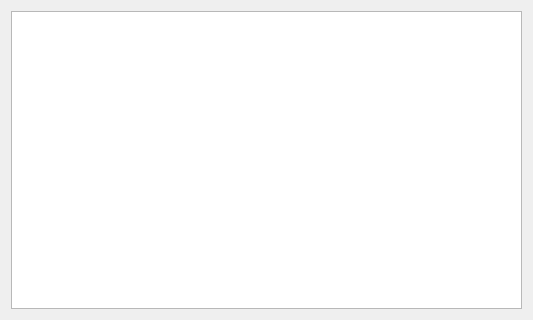
The window that redirect/mainwindow.ui (1143910315/qt-cpp-source) describes before a commit, drawn with Qt 5.
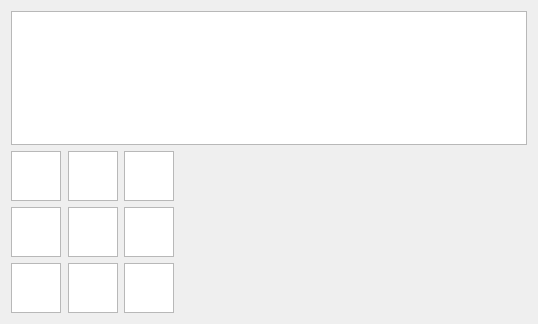
The same window after the commit.

Commit message: 生成9个随机颜色的块

The edit to the form file:
```diff
--- a/redirect/mainwindow.ui
+++ b/redirect/mainwindow.ui
@@ -6,8 +6,8 @@
    <rect>
     <x>0</x>
     <y>0</y>
-    <width>533</width>
-    <height>320</height>
+    <width>538</width>
+    <height>324</height>
    </rect>
   </property>
   <property name="acceptDrops">
@@ -17,7 +17,7 @@
    <string>MainWindow</string>
   </property>
   <widget class="QWidget" name="centralWidget">
-   <layout class="QVBoxLayout" name="verticalLayout">
+   <layout class="QVBoxLayout" name="verticalLayout" stretch="1,1">
     <item>
      <widget class="QTextEdit" name="textEdit">
       <property name="acceptDrops">
@@ -25,6 +25,246 @@
       </property>
      </widget>
     </item>
+    <item>
+     <layout class="QHBoxLayout" name="horizontalLayout" stretch="0,1">
+      <item>
+       <layout class="QGridLayout" name="gridLayout" rowstretch="1,1,1" columnstretch="1,1,1,0,0,0" rowminimumheight="1,1,1" columnminimumwidth="1,1,1,0,0,0">
+        <property name="sizeConstraint">
+         <enum>QLayout::SetDefaultConstraint</enum>
+        </property>
+        <item row="2" column="0">
+         <widget class="QGraphicsView" name="graphicsView">
+          <property name="minimumSize">
+           <size>
+            <width>50</width>
+            <height>50</height>
+           </size>
+          </property>
+          <property name="maximumSize">
+           <size>
+            <width>50</width>
+            <height>50</height>
+           </size>
+          </property>
+          <property name="acceptDrops">
+           <bool>false</bool>
+          </property>
+          <property name="backgroundBrush">
+           <brush brushstyle="SolidPattern">
+            <color alpha="255">
+             <red>0</red>
+             <green>0</green>
+             <blue>0</blue>
+            </color>
+           </brush>
+          </property>
+         </widget>
+        </item>
+        <item row="1" column="0">
+         <widget class="QGraphicsView" name="graphicsView_4">
+          <property name="minimumSize">
+           <size>
+            <width>50</width>
+            <height>50</height>
+           </size>
+          </property>
+          <property name="maximumSize">
+           <size>
+            <width>50</width>
+            <height>50</height>
+           </size>
+          </property>
+          <property name="acceptDrops">
+           <bool>false</bool>
+          </property>
+          <property name="backgroundBrush">
+           <brush brushstyle="SolidPattern">
+            <color alpha="255">
+             <red>255</red>
+             <green>0</green>
+             <blue>0</blue>
+            </color>
+           </brush>
+          </property>
+         </widget>
+        </item>
+        <item row="2" column="2">
+         <widget class="QGraphicsView" name="graphicsView_2">
+          <property name="minimumSize">
+           <size>
+            <width>50</width>
+            <height>50</height>
+           </size>
+          </property>
+          <property name="maximumSize">
+           <size>
+            <width>50</width>
+            <height>50</height>
+           </size>
+          </property>
+          <property name="acceptDrops">
+           <bool>false</bool>
+          </property>
+          <property name="backgroundBrush">
+           <brush brushstyle="SolidPattern">
+            <color alpha="146">
+             <red>255</red>
+             <green>0</green>
+             <blue>0</blue>
+            </color>
+           </brush>
+          </property>
+          <property name="foregroundBrush">
+           <brush brushstyle="SolidPattern">
+            <color alpha="172">
+             <red>64</red>
+             <green>0</green>
+             <blue>0</blue>
+            </color>
+           </brush>
+          </property>
+         </widget>
+        </item>
+        <item row="2" column="4">
+         <widget class="QGraphicsView" name="graphicsView_3">
+          <property name="minimumSize">
+           <size>
+            <width>50</width>
+            <height>50</height>
+           </size>
+          </property>
+          <property name="maximumSize">
+           <size>
+            <width>50</width>
+            <height>50</height>
+           </size>
+          </property>
+          <property name="acceptDrops">
+           <bool>false</bool>
+          </property>
+         </widget>
+        </item>
+        <item row="0" column="2">
+         <widget class="QGraphicsView" name="graphicsView_8">
+          <property name="minimumSize">
+           <size>
+            <width>50</width>
+            <height>50</height>
+           </size>
+          </property>
+          <property name="maximumSize">
+           <size>
+            <width>50</width>
+            <height>50</height>
+           </size>
+          </property>
+          <property name="acceptDrops">
+           <bool>false</bool>
+          </property>
+         </widget>
+        </item>
+        <item row="0" column="4">
+         <widget class="QGraphicsView" name="graphicsView_9">
+          <property name="minimumSize">
+           <size>
+            <width>50</width>
+            <height>50</height>
+           </size>
+          </property>
+          <property name="maximumSize">
+           <size>
+            <width>50</width>
+            <height>50</height>
+           </size>
+          </property>
+          <property name="acceptDrops">
+           <bool>false</bool>
+          </property>
+         </widget>
+        </item>
+        <item row="1" column="2">
+         <widget class="QGraphicsView" name="graphicsView_5">
+          <property name="minimumSize">
+           <size>
+            <width>50</width>
+            <height>50</height>
+           </size>
+          </property>
+          <property name="maximumSize">
+           <size>
+            <width>50</width>
+            <height>50</height>
+           </size>
+          </property>
+          <property name="acceptDrops">
+           <bool>false</bool>
+          </property>
+          <property name="backgroundBrush">
+           <brush brushstyle="SolidPattern">
+            <color alpha="255">
+             <red>0</red>
+             <green>0</green>
+             <blue>0</blue>
+            </color>
+           </brush>
+          </property>
+         </widget>
+        </item>
+        <item row="0" column="0">
+         <widget class="QGraphicsView" name="graphicsView_7">
+          <property name="minimumSize">
+           <size>
+            <width>50</width>
+            <height>50</height>
+           </size>
+          </property>
+          <property name="maximumSize">
+           <size>
+            <width>50</width>
+            <height>50</height>
+           </size>
+          </property>
+          <property name="acceptDrops">
+           <bool>false</bool>
+          </property>
+         </widget>
+        </item>
+        <item row="1" column="4">
+         <widget class="QGraphicsView" name="graphicsView_6">
+          <property name="minimumSize">
+           <size>
+            <width>50</width>
+            <height>50</height>
+           </size>
+          </property>
+          <property name="maximumSize">
+           <size>
+            <width>50</width>
+            <height>50</height>
+           </size>
+          </property>
+          <property name="acceptDrops">
+           <bool>false</bool>
+          </property>
+         </widget>
+        </item>
+       </layout>
+      </item>
+      <item>
+       <spacer name="horizontalSpacer">
+        <property name="orientation">
+         <enum>Qt::Horizontal</enum>
+        </property>
+        <property name="sizeHint" stdset="0">
+         <size>
+          <width>40</width>
+          <height>20</height>
+         </size>
+        </property>
+       </spacer>
+      </item>
+     </layout>
+    </item>
    </layout>
   </widget>
  </widget>
```
The commit also changes 1 other file.
